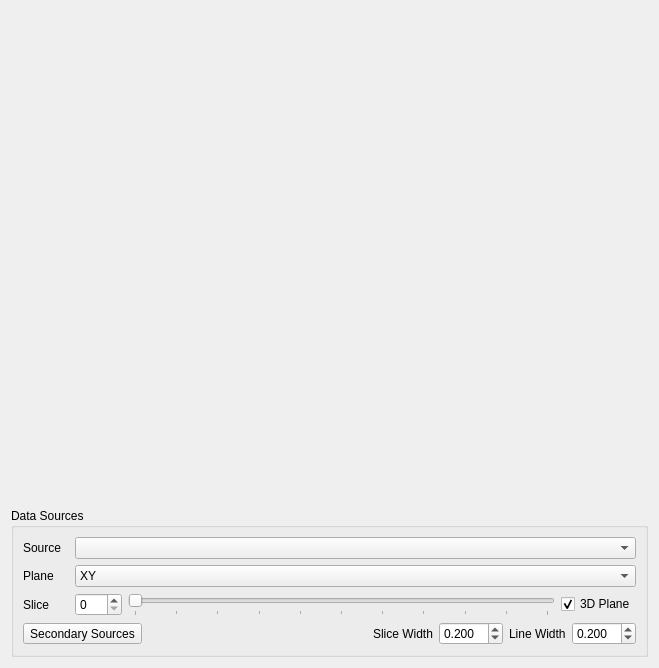
The window that src/ui/Draw2DView.ui (ericspod/Eidolon) describes before a commit, drawn with Qt 5.
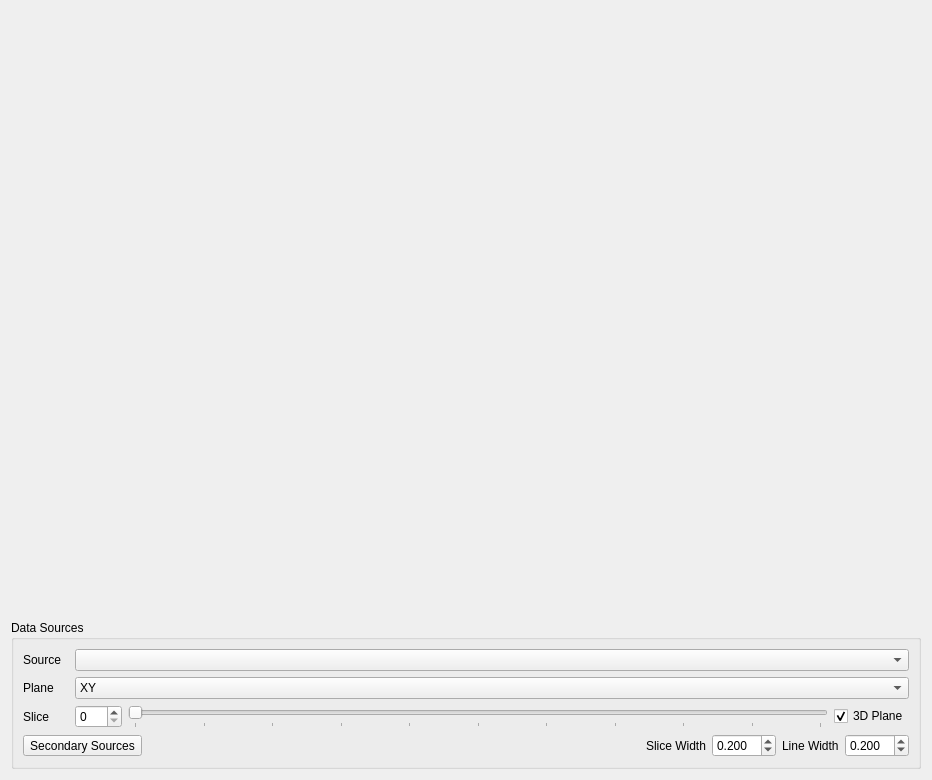
The same window after the commit.

What changed in the file:
```diff
--- a/src/ui/Draw2DView.ui
+++ b/src/ui/Draw2DView.ui
@@ -6,14 +6,16 @@
    <rect>
     <x>0</x>
     <y>0</y>
-    <width>659</width>
-    <height>668</height>
+    <width>932</width>
+    <height>780</height>
    </rect>
   </property>
   <property name="windowTitle">
    <string>Form</string>
   </property>
-  <layout class="QVBoxLayout" name="verticalLayout">
+  <layout class="QGridLayout" name="gridLayout">
+   <item row="0" column="0">
+    <layout class="QVBoxLayout" name="mainLayout">
    <item>
     <widget class="QWidget" name="drawWidget" native="true">
      <property name="sizePolicy">
@@ -299,6 +301,8 @@
       </item>
      </layout>
     </widget>
+     </item>
+    </layout>
    </item>
   </layout>
  </widget>
```
Lines whose indentation alone changed are shown as unchanged.
